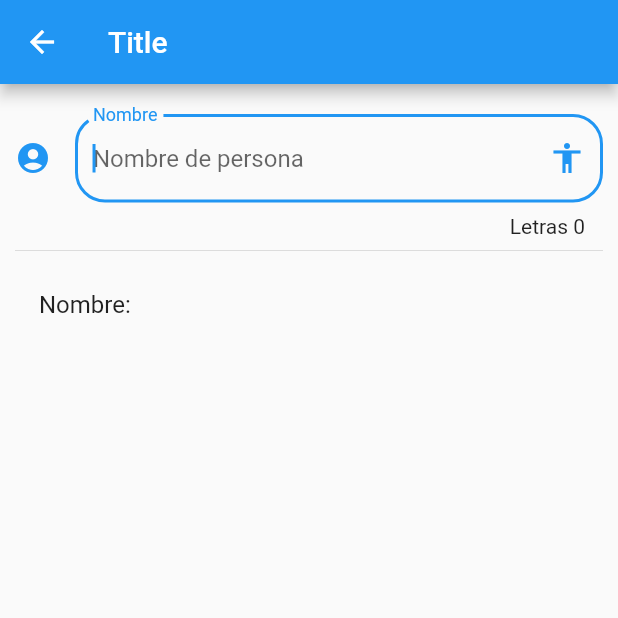
After one commit to jaencarlosap/components_app_flutter, a Flutter app: the InputPage screen opened by its route, on a phone screen of 412 x 824 dp, the top half of it. The commit adds this screen. Run offline on Flutter 3.47's test engine with Material 2 defaults, Android fonts, the phone set to English and light mode, and no system bars.

Commit message:
create new page of the inputs

```diff
--- a/data/menu-opts.json
+++ b/data/menu-opts.json
@@ -20,6 +20,11 @@
       "ruta": "animatedContainer",
       "icon": "donut_large",
       "texto": "Animated container"
+    },
+    {
+      "ruta": "inputs",
+      "icon": "input",
+      "texto": "Inputs"
     }
   ]
 }
--- a/lib/main.dart
+++ b/lib/main.dart
@@ -5,6 +5,7 @@ import 'package:componentes/src/pages/alert_page.dart';
 import 'package:componentes/src/pages/avatar_page.dart';
 import 'package:componentes/src/pages/card_pages.dart';
 import 'package:componentes/src/pages/animated_container.dart';
+import 'package:componentes/src/pages/input_page.dart';
 // import 'package:componentes/src/pages/home_temp.dart';
 
 void main() => runApp(MyApp());
@@ -22,6 +23,7 @@ class MyApp extends StatelessWidget {
         'avatar': (BuildContext context) => AvatarPage(),
         'card': (BuildContext context) => CardPage(),
         'animatedContainer': (BuildContext context) => AnimatedContainerPage(),
+        'inputs': (BuildContext context) => InputPage(),
       },
     );
   }
--- /dev/null
+++ b/lib/src/pages/input_page.dart
@@ -0,0 +1,53 @@
+import 'package:flutter/material.dart';
+
+class InputPage extends StatefulWidget {
+  @override
+  _InputPageState createState() => _InputPageState();
+}
+
+class _InputPageState extends State<InputPage> {
+  String _nombre = "";
+
+  @override
+  Widget build(BuildContext context) {
+    return Scaffold(
+      appBar: AppBar(
+        title: Text('Title'),
+      ),
+      body: ListView(
+        padding: EdgeInsets.symmetric(horizontal: 10.0, vertical: 20.0),
+        children: [
+          _crearInput(),
+          Divider(),
+          _imprimirPersona(),
+        ],
+      ),
+    );
+  }
+
+  Widget _crearInput() {
+    return TextField(
+      autofocus: true,
+      textCapitalization: TextCapitalization.sentences,
+      decoration: InputDecoration(
+        border: OutlineInputBorder(borderRadius: BorderRadius.circular(20.0)),
+        counter: Text('Letras ${_nombre.length}'),
+        hintText: 'Nombre de persona',
+        labelText: 'Nombre',
+        suffixIcon: Icon(Icons.accessibility),
+        icon: Icon(Icons.account_circle),
+      ),
+      onChanged: (value) {
+        setState(() {
+          _nombre = value;
+        });
+      },
+    );
+  }
+
+  Widget _imprimirPersona() {
+    return ListTile(
+      title: Text('Nombre: $_nombre'),
+    );
+  }
+}
--- a/lib/src/utils/icono_string_util.dart
+++ b/lib/src/utils/icono_string_util.dart
@@ -5,6 +5,7 @@ final _icons = <String, IconData>{
   'accessibility': Icons.accessibility,
   'folder_open': Icons.folder_open,
   'donut_large': Icons.donut_large,
+  'input': Icons.input,
 };
 
 Icon getIcon(String nombreIcon) => Icon(
```
